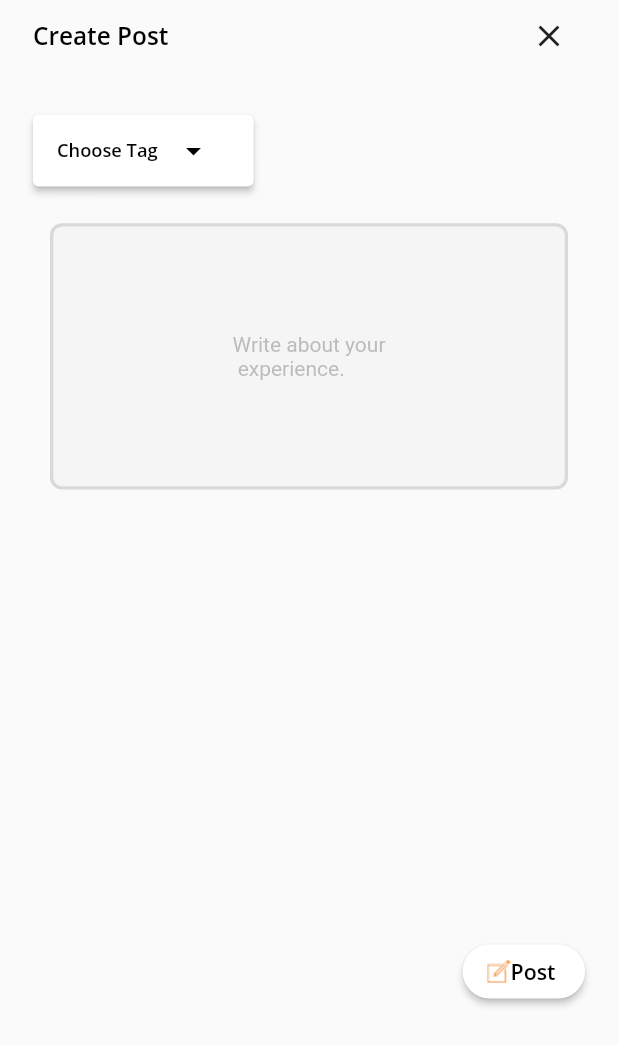
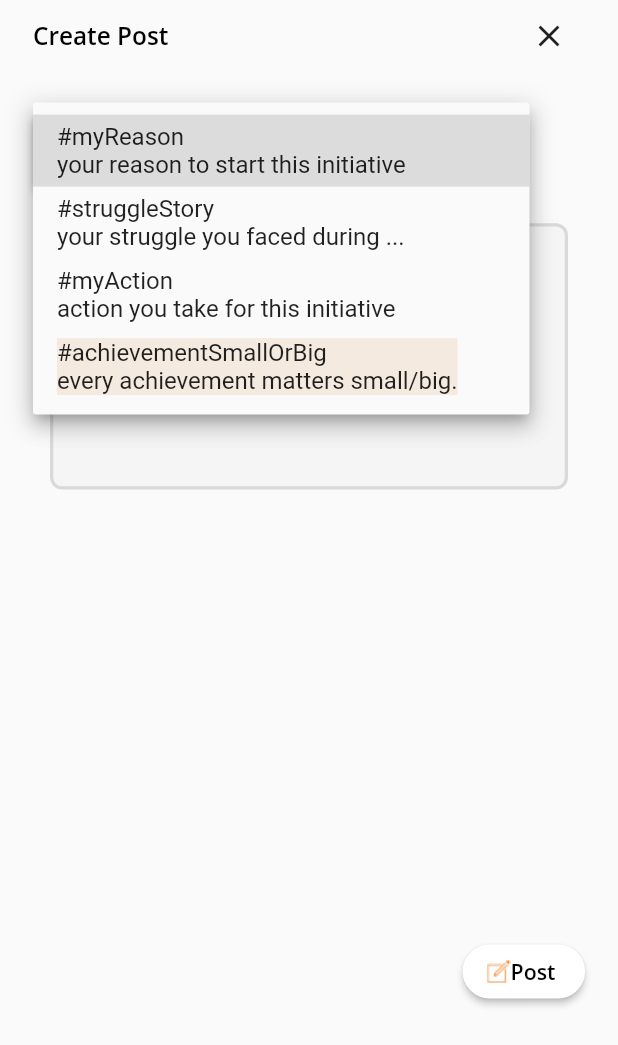
Before and after one commit to KhushiGoyal08/Hiirize, a Flutter app: the CreatePost screen opened directly, after a tap on "Choose Tag", on a phone screen of 412 x 824 dp. Shown: the top 1045 px of the screen. Run offline on Flutter 3.47's test engine with Material 2 defaults, Android fonts, the light colour scheme and no system bars; our stand-ins replace flutter_screenutil, flutter_svg, google_fonts; network calls fail.

Commit message:
dropdown

```diff
--- a/lib/pages/create_post.dart
+++ b/lib/pages/create_post.dart
@@ -2,6 +2,7 @@ import 'package:flutter/material.dart';
 import 'package:flutter_screenutil/flutter_screenutil.dart';
 import 'package:google_fonts/google_fonts.dart';
 import 'package:hiirize/pages/homepage.dart';
+import 'package:hiirize/utils/constants.dart';
 
 class CreatePost extends StatelessWidget {
   const CreatePost({super.key});
@@ -41,25 +42,34 @@ class CreatePost extends StatelessWidget {
                     backgroundColor: MaterialStatePropertyAll(Colors.white),
                   ),
                   onPressed: () {},
-                  child: Row(
-                    mainAxisSize: MainAxisSize.min,
-                    children: [
-                      Text(
-                        'Choose Tag',
-                        style: GoogleFonts.openSans(
-                          color: Colors.black,
-                          fontSize: 12.sp,
-                          fontWeight: FontWeight.w600,
-                        ),
-                      ),
-                      IconButton(
-                          onPressed: () {},
-                          icon: const Icon(
-                            Icons.arrow_drop_down,
-                            color: Colors.black,
-                          )),
+                  child: DropdownButton(
+                    hint: Text("Choose Tag",
+                    style: GoogleFonts.openSans(
+                      color: Colors.black,
+
+                    ),),
+                    items:  [
+                   const    DropdownMenuItem(
+    value: 'Item 1',
+    child: Text('#myReason\nyour reason to start this initiative'),
+  ),
+ const  DropdownMenuItem(
+    value: 'Item 2',
+    child: Text('#struggleStory\nyour struggle you faced during ...'),
+  ),
+ const  DropdownMenuItem(
+    value: 'Item 3',
+    child: Text('#myAction\naction you take for this initiative'),
+  ),
+   DropdownMenuItem(
+    value: 'Item 4',
+    child: Container(
+      decoration: BoxDecoration(color:const  Color(0xFFF5EAE0),),
+      child:const  Text('#achievementSmallOrBig\nevery achievement matters small/big.')),
+  ),
                     ],
-                  )),
+                      onChanged: (value) => {},
+                     )),
             ),
             SizedBox(height: 24.h,),
             Container(
```
